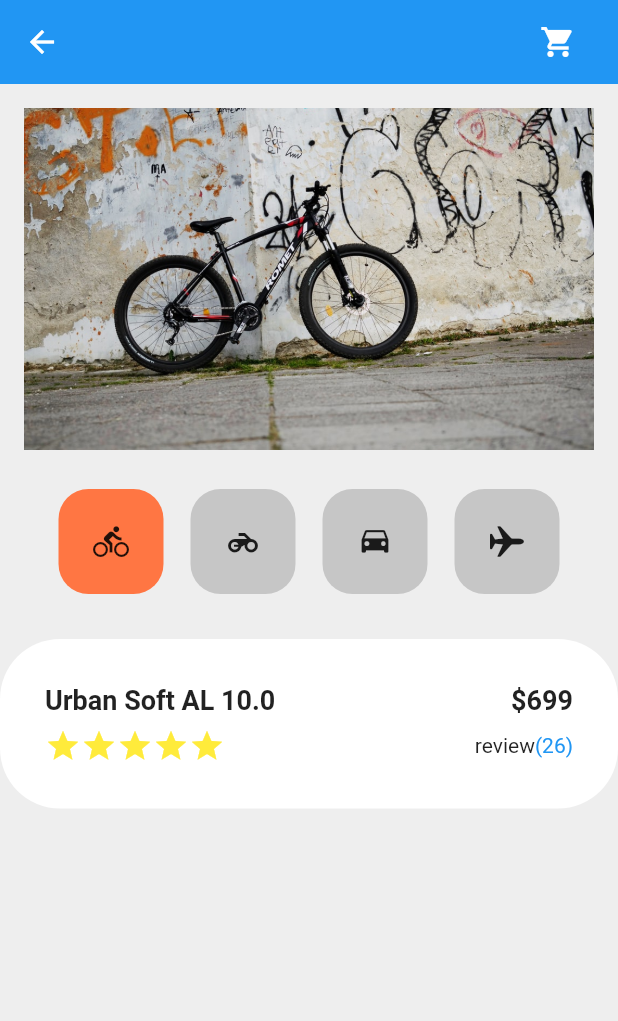
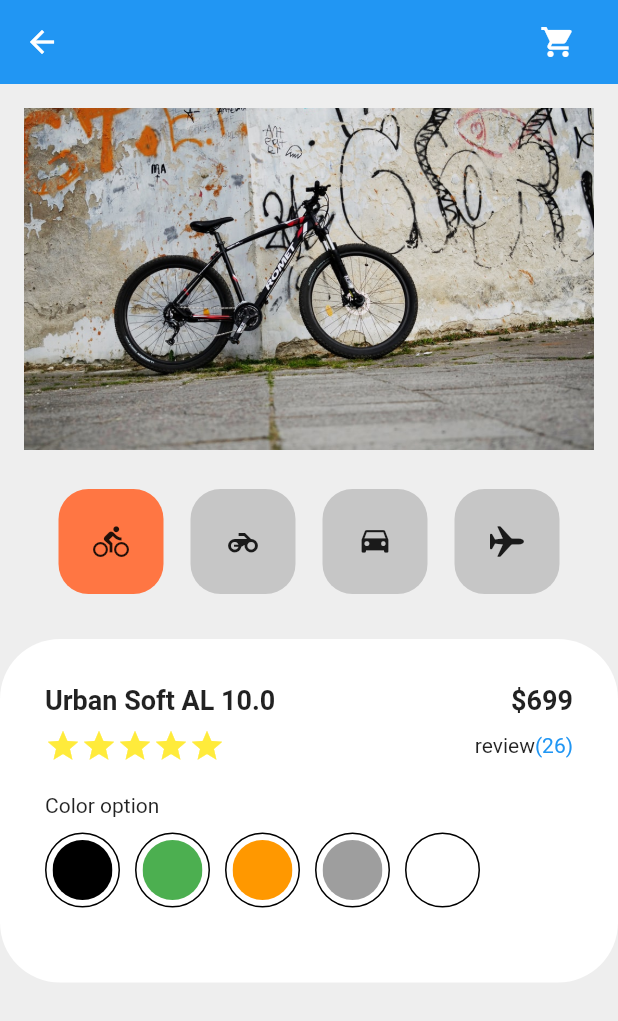
Before and after one commit to KIMINJOONG/flutter_shoppingcart, a Flutter app: the screen it shows after launch, on a phone screen of 412 x 824 dp. Shown: the top 1021 px of the screen. Run offline on Flutter 3.47's test engine with Material 2 defaults, Android fonts, the phone set to English and light mode, and no system bars.

Commit message:
shopping cart detail part two stack widget

```diff
--- a/lib/components/shoppingcart_detail.dart
+++ b/lib/components/shoppingcart_detail.dart
@@ -1,4 +1,5 @@
 import 'package:flutter/material.dart';
+import 'package:flutter/widgets.dart';
 
 class ShoppingCartDetail extends StatelessWidget {
 
@@ -43,7 +44,9 @@ class ShoppingCartDetail extends StatelessWidget {
     );
   }
   Widget _buildDetailRatingAndReviewCount() {
-    return Row(
+    return Padding(
+      padding: const EdgeInsets.only(bottom: 20.0),
+      child: Row(
         children: [
           Icon(Icons.star, color: Colors.yellow),
           Icon(Icons.star, color: Colors.yellow),
@@ -57,13 +60,63 @@ class ShoppingCartDetail extends StatelessWidget {
             style: TextStyle(color: Colors.blue),
           ),
         ],
+      ),
     );
   }
   Widget _buildDetailColorOptions() {
-    return SizedBox();
+    return Padding(
+      padding: const EdgeInsets.only(bottom: 20.0),
+      child: Column(
+        crossAxisAlignment: CrossAxisAlignment.start,
+        children: [
+          Text("Color option"),
+          SizedBox(height: 10,),
+          Row(
+            children: [
+              _buildDetailIcon(Colors.black),
+              _buildDetailIcon(Colors.green),
+              _buildDetailIcon(Colors.orange),
+              _buildDetailIcon(Colors.grey),
+              _buildDetailIcon(Colors.white),
+            ],
+          ),
+        ],
+      ),
+    );
   }
-  Widget _buildDetailIcon() {
-    return SizedBox();
+
+  // Stack 위젯
+  Widget _buildDetailIcon(Color mColor) {
+    return Padding(
+      padding: const EdgeInsets.only(right: 10),
+      child: Stack(
+        children: [
+          Container(
+            width: 50,
+            height: 50,
+            decoration: BoxDecoration(
+              color: Colors.white,
+              border: Border.all(),
+              shape: BoxShape.circle
+            ),
+          ),
+          Positioned(
+            // 가운데 규칙 : (외부 크기 - 내부 크기) / 2
+            left: 5,
+            top: 5,
+            child: ClipOval(
+              // ClipOval는 위젯이 모양이 잡을 수 있는 속성이 없을때 사용한다.
+              child: Container(
+                color: mColor,
+                width: 40,
+                height: 40,
+
+              ),
+            ),
+          )
+        ],
+      ),
+    );
   }
 
   Widget _buildDetailButton() {
```
Also changed, not shown: pubspec.lock, 1 other file. Lines whose indentation alone changed are shown as unchanged.
